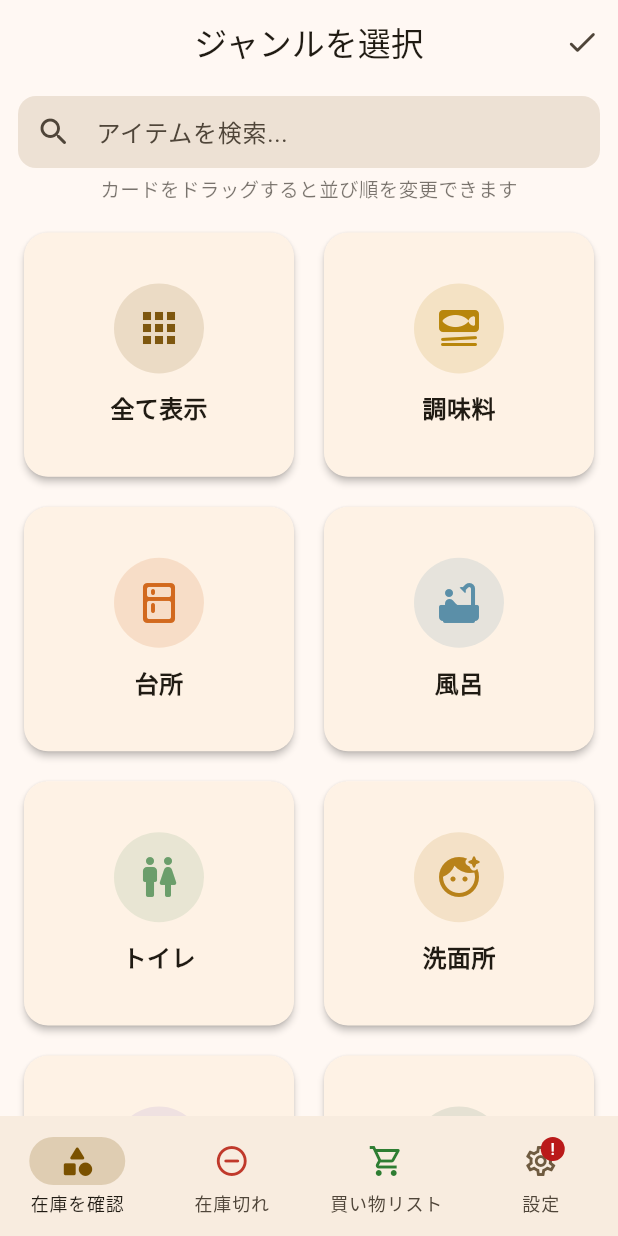
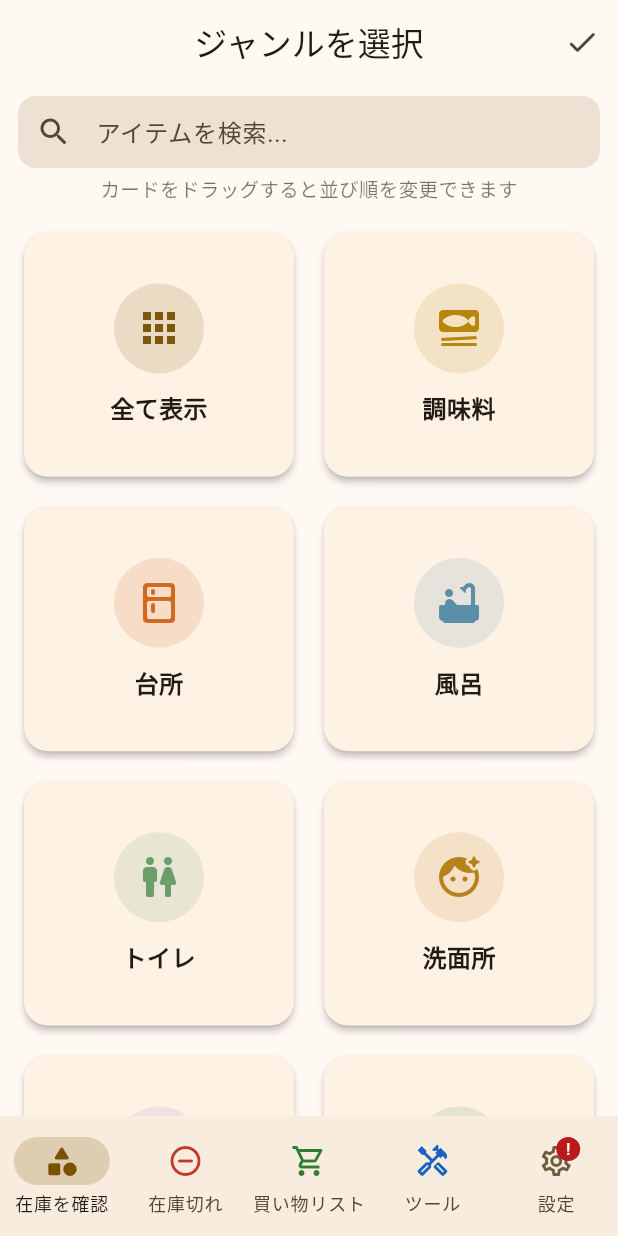
Before and after one commit to kahkipridev-lgtm/StockMemo, a Flutter app: the screen it shows after launch, after a tap on the "sort" icon, on a phone screen of 412 x 824 dp. Run offline on Flutter 3.47's test engine with Material 3 defaults, Android fonts, the phone set to English and light mode, and no system bars; our stand-ins replace flutter_riverpod, google_mobile_ads, package_info_plus, shared_preferences; missing offline and left inert: app_tracking_transparency; network calls fail; Roboto replaces fonts that are missing (ZenMaruGothic).

Commit message:
価格比較機能を追加

```diff
--- a/lib/screens/home_screen.dart
+++ b/lib/screens/home_screen.dart
@@ -14,6 +14,7 @@ import 'genre_selection_screen.dart';
 import 'inventory_screen.dart';
 import 'settings_screen.dart';
 import 'shopping_list_screen.dart';
+import 'tools_screen.dart';
 
 class HomeScreen extends ConsumerStatefulWidget {
   const HomeScreen({super.key});
@@ -35,6 +36,7 @@ class _HomeScreenState extends ConsumerState<HomeScreen> {
     Color(0xFF7A5100),
     Color(0xFFC0392B),
     Color(0xFF2E7D32),
+    Color(0xFF1565C0),
   ];
 
   @override
@@ -97,6 +99,7 @@ class _HomeScreenState extends ConsumerState<HomeScreen> {
                   isActive: _currentIndex == 1,
                 ),
                 const ShoppingListScreen(),
+                const ToolsScreen(),
                 const SettingsScreen(),
               ],
             ),
@@ -135,6 +138,11 @@ class _HomeScreenState extends ConsumerState<HomeScreen> {
                 Icon(Icons.shopping_cart_rounded, color: Color(0xFF2E7D32)),
             label: '買い物リスト',
           ),
+          const NavigationDestination(
+            icon: Icon(Icons.handyman_outlined, color: Color(0xFF1565C0)),
+            selectedIcon: Icon(Icons.handyman_rounded, color: Color(0xFF1565C0)),
+            label: 'ツール',
+          ),
           NavigationDestination(
             icon: Badge(
               label: const Text('!'),
--- /dev/null
+++ b/lib/screens/tools_screen.dart
@@ -0,0 +1,36 @@
+import 'package:flutter/material.dart';
+
+import 'price_compare_screen.dart';
+
+class ToolsScreen extends StatelessWidget {
+  const ToolsScreen({super.key});
+
+  @override
+  Widget build(BuildContext context) {
+    final colorScheme = Theme.of(context).colorScheme;
+
+    return Scaffold(
+      appBar: AppBar(
+        title: const Text('ツール'),
+        centerTitle: true,
+      ),
+      body: ListView(
+        padding: const EdgeInsets.all(16),
+        children: [
+          Card(
+            clipBehavior: Clip.antiAlias,
+            child: ListTile(
+              leading: Icon(Icons.balance_rounded, color: colorScheme.primary),
+              title: const Text('容量・価格を比較'),
+              subtitle: const Text('2つの商品のどちらがお得か計算します'),
+              trailing: const Icon(Icons.chevron_right_rounded),
+              onTap: () => Navigator.of(context).push(
+                MaterialPageRoute(builder: (_) => const PriceCompareScreen()),
+              ),
+            ),
+          ),
+        ],
+      ),
+    );
+  }
+}
```
Also changed, not shown: lib/screens/price_compare_screen.dart (added, +199 -0 lines), 1 other file.
